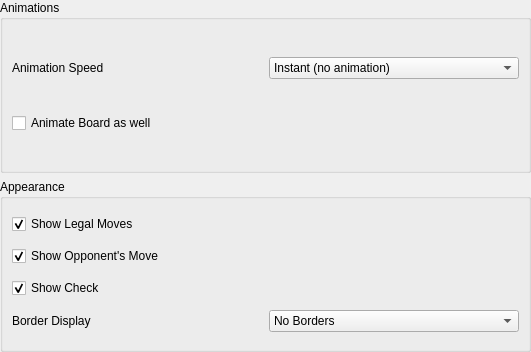
Old version of the form src/prefs_base.ui in the repository KDE/knights.
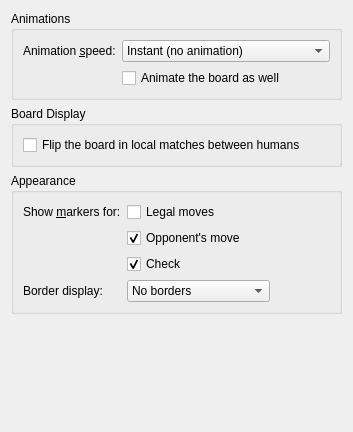
New version of the form. Custom widgets are drawn as their Qt base class.

Commit message: Rework the dialogs to be more consistent and conforming to HIG

```diff
--- a/src/prefs_base.ui
+++ b/src/prefs_base.ui
@@ -6,38 +6,28 @@
    <rect>
     <x>0</x>
     <y>0</y>
-    <width>531</width>
-    <height>352</height>
+    <width>353</width>
+    <height>432</height>
    </rect>
   </property>
   <layout class="QVBoxLayout" name="verticalLayout">
-   <property name="spacing">
-    <number>-1</number>
-   </property>
-   <property name="margin">
-    <number>0</number>
-   </property>
    <item>
     <widget class="QGroupBox" name="animationGroup">
      <property name="title">
       <string>Animations</string>
      </property>
-     <layout class="QGridLayout" name="gridLayout">
-      <item row="1" column="0">
+     <layout class="QFormLayout" name="formLayout">
+      <item row="0" column="0">
        <widget class="QLabel" name="animationSpeedLabel">
         <property name="text">
-         <string>Animation Speed</string>
+         <string>Animation &amp;speed:</string>
         </property>
-       </widget>
-      </item>
-      <item row="2" column="0" colspan="2">
-       <widget class="QCheckBox" name="kcfg_animateBoard">
-        <property name="text">
-         <string>Animate Board as well</string>
+        <property name="buddy">
+         <cstring>kcfg_animationSpeed</cstring>
         </property>
        </widget>
       </item>
-      <item row="1" column="1">
+      <item row="0" column="1">
        <widget class="KComboBox" name="kcfg_animationSpeed">
         <item>
          <property name="text">
@@ -61,6 +51,29 @@
         </item>
        </widget>
       </item>
+      <item row="1" column="1">
+       <widget class="QCheckBox" name="kcfg_animateBoard">
+        <property name="text">
+         <string>Animate the board as well</string>
+        </property>
+       </widget>
+      </item>
+     </layout>
+    </widget>
+   </item>
+   <item>
+    <widget class="QGroupBox" name="display_box">
+     <property name="title">
+      <string>Board Display</string>
+     </property>
+     <layout class="QVBoxLayout" name="verticalLayout_3">
+      <item>
+       <widget class="QCheckBox" name="kcfg_flipBoard">
+        <property name="text">
+         <string>Flip the board in local matches between humans</string>
+        </property>
+       </widget>
+      </item>
      </layout>
     </widget>
    </item>
@@ -69,18 +82,28 @@
      <property name="title">
       <string>Appearance</string>
      </property>
-     <layout class="QGridLayout" name="gridLayout_2">
-      <item row="1" column="0" colspan="2">
-       <widget class="QCheckBox" name="kcfg_showMarker">
+     <layout class="QFormLayout" name="formLayout_2">
+      <property name="fieldGrowthPolicy">
+       <enum>QFormLayout::ExpandingFieldsGrow</enum>
+      </property>
+      <item row="0" column="0">
+       <widget class="QLabel" name="showMarkersForLabel">
         <property name="text">
-         <string>Show Legal Moves</string>
+         <string>Show &amp;markers for:</string>
         </property>
-        <property name="checked">
-         <bool>true</bool>
+        <property name="buddy">
+         <cstring>showMarkersForCheckBox</cstring>
         </property>
        </widget>
       </item>
-      <item row="2" column="0" colspan="2">
+      <item row="0" column="1">
+       <widget class="QCheckBox" name="showMarkersForCheckBox">
+        <property name="text">
+         <string comment="Option to show markers for">Legal moves</string>
+        </property>
+       </widget>
+      </item>
+      <item row="2" column="1">
        <widget class="QCheckBox" name="kcfg_showMotion">
         <property name="sizePolicy">
          <sizepolicy hsizetype="Minimum" vsizetype="Fixed">
@@ -89,52 +112,65 @@
          </sizepolicy>
         </property>
         <property name="text">
-         <string>Show Opponent's Move</string>
+         <string comment="Option to show markers for">Opponent's move</string>
         </property>
         <property name="checked">
          <bool>true</bool>
         </property>
        </widget>
       </item>
-      <item row="3" column="0" colspan="2">
+      <item row="3" column="1">
        <widget class="QCheckBox" name="kcfg_showDanger">
         <property name="text">
-         <string>Show Check</string>
+         <string comment="Option to show markers for">Check</string>
         </property>
         <property name="checked">
          <bool>true</bool>
         </property>
        </widget>
       </item>
-      <item row="4" column="1">
-       <widget class="KComboBox" name="kcfg_borderDisplayType">
-        <item>
-         <property name="text">
-          <string>No Borders</string>
-         </property>
-        </item>
-        <item>
-         <property name="text">
-          <string>Only Borders</string>
-         </property>
-        </item>
-        <item>
-         <property name="text">
-          <string>Borders and Notation</string>
-         </property>
-        </item>
-       </widget>
-      </item>
       <item row="4" column="0">
        <widget class="QLabel" name="label">
         <property name="text">
-         <string>Border Display</string>
+         <string>Border display:</string>
         </property>
        </widget>
       </item>
+      <item row="4" column="1">
+       <widget class="KComboBox" name="kcfg_borderDisplayType">
+        <item>
+         <property name="text">
+          <string>No borders</string>
+         </property>
+        </item>
+        <item>
+         <property name="text">
+          <string>Only borders</string>
+         </property>
+        </item>
+        <item>
+         <property name="text">
+          <string>Borders and notation</string>
+         </property>
+        </item>
+       </widget>
+      </item>
      </layout>
     </widget>
    </item>
+   <item>
+    <spacer name="verticalSpacer">
+     <property name="orientation">
+      <enum>Qt::Vertical</enum>
+     </property>
+     <property name="sizeHint" stdset="0">
+      <size>
+       <width>20</width>
+       <height>133</height>
+      </size>
+     </property>
+    </spacer>
+   </item>
   </layout>
  </widget>
  <customwidgets>
```
The commit also changes 2 other files.
